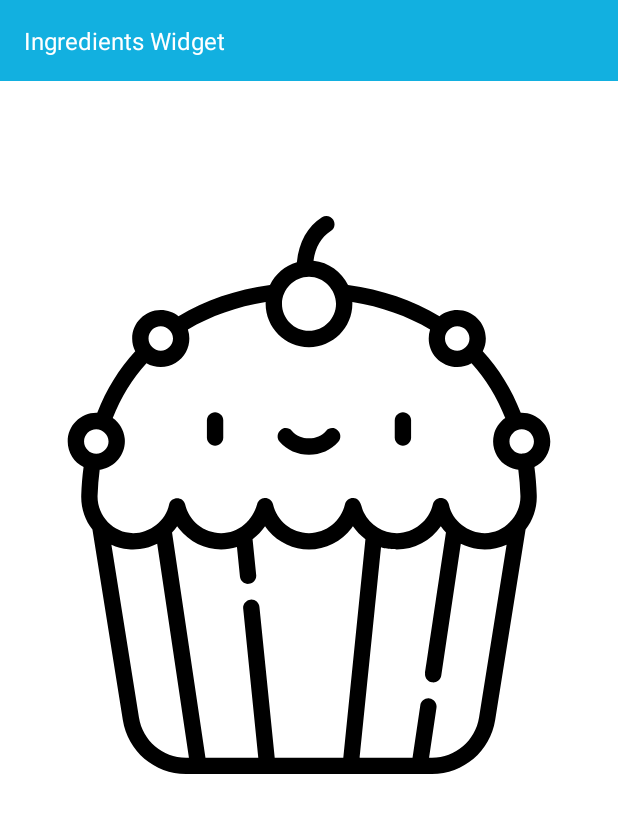
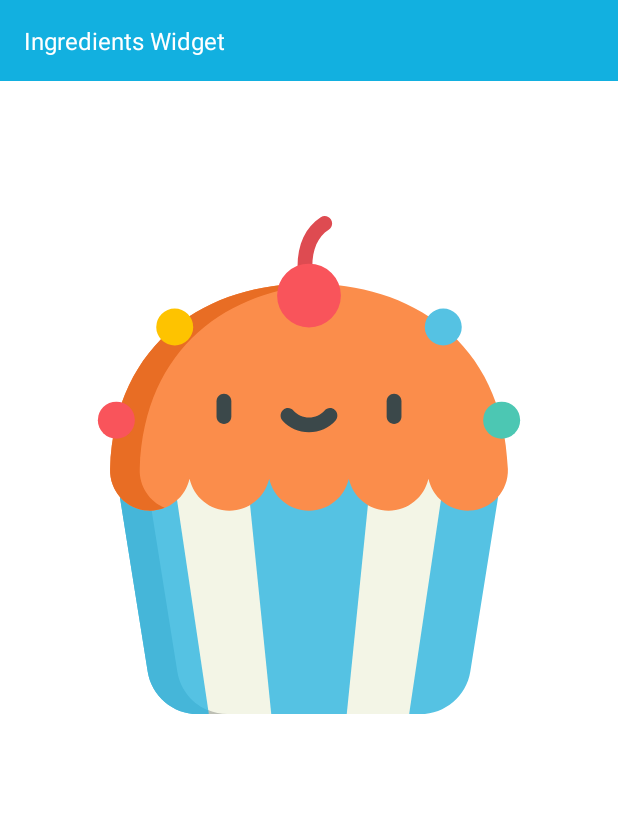
Before and after one commit to abdullah10182/baking-app, an Android app: the layout recipe_widget_provider.xml on its own in the app's theme, with its tools: preview values and no code run, on a phone screen of 412 x 824 dp. Shown: the top 813 px of the screen. Run offline under Robolectric (Android 15) with nearby library versions, the phone set to English and light mode, and no system bars.

Commit message:
chenced widget icon

```diff
--- a/app/src/main/res/layout/recipe_widget_provider.xml
+++ b/app/src/main/res/layout/recipe_widget_provider.xml
@@ -23,7 +23,7 @@
             <TextView
                 android:id="@+id/tv_ingredients_widget"
                 android:layout_width="match_parent"
-                android:layout_height="wrap_content"
+                android:layout_height="match_parent"
                 android:textSize="16sp"
                 android:padding="10dp"
                 android:visibility="gone"
@@ -32,9 +32,10 @@
             <ImageView
                 android:id="@+id/iv_widget_cupcake_image"
                 android:layout_width="wrap_content"
-                android:src="@drawable/ic_cupcake_outline"
+                android:src="@drawable/ic_cupcake"
                 android:background="#fff"
-                android:padding="20dp"
+                android:paddingLeft="40dp"
+                android:paddingRight="40dp"
                 android:layout_height="wrap_content"/>
     </LinearLayout>
 
```
